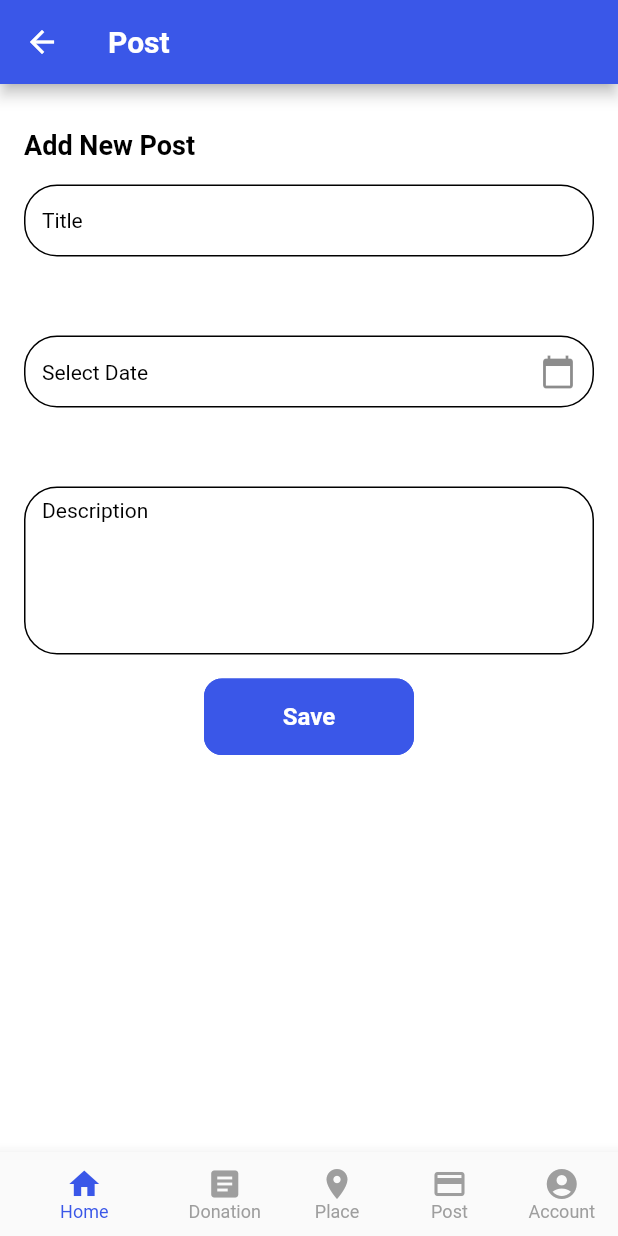
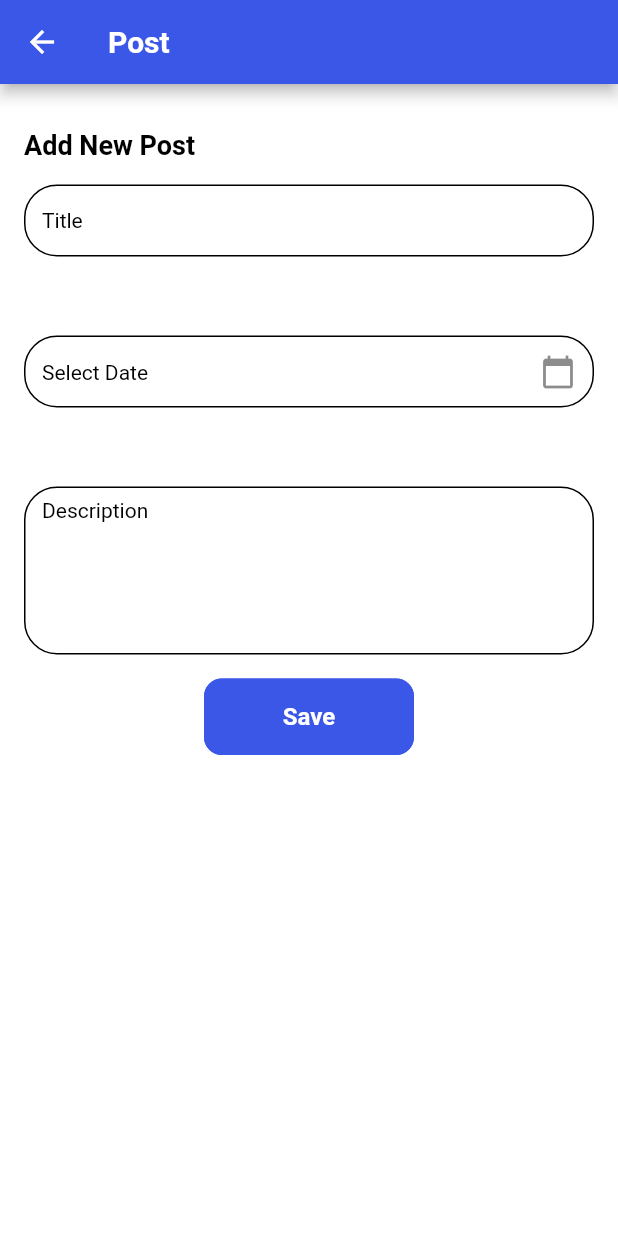
Before and after one commit to NawanjuHiru/UEE---NoHunger_MobileApplication, a Flutter app: the PostList screen opened directly, after a tap on the "app registration" icon, on a phone screen of 412 x 824 dp. Run offline on Flutter 3.47's test engine with Material 2 defaults, Android fonts, the phone set to English and light mode, and no system bars; our stand-ins replace cloud_firestore, firebase_auth, firebase_core, flutter_rating_bar; missing offline and left inert: cloud_firestore_web, firebase_auth_web, firebase_core_web; accounts and stored records are empty.

Commit message:
frontend changes

```diff
--- a/no_hunger/lib/main.dart
+++ b/no_hunger/lib/main.dart
@@ -21,7 +21,8 @@ class _MyAppState extends State<MyApp> {
     return MaterialApp(
       debugShowCheckedModeBanner: false,
       theme: ThemeData(
-        primaryColor: Colors.blue[900],
+        primaryColor: Color(0xff3a57e8),
+
       ),
       home: SplashScreen(),
     );
--- a/no_hunger/lib/screens/main/splash.dart
+++ b/no_hunger/lib/screens/main/splash.dart
@@ -1,6 +1,7 @@
 ///File download from FlutterViz- Drag and drop a tools. For more details visit https://flutterviz.io/
 
 import 'package:flutter/material.dart';
+import 'package:no_hunger/screens/dashboard/dashboard.dart';
 import 'package:no_hunger/screens/main/home.dart';
 import 'package:no_hunger/screens/main/login.dart';
 
--- a/no_hunger/lib/screens/placeManagement/addPlace.dart
+++ b/no_hunger/lib/screens/placeManagement/addPlace.dart
@@ -57,10 +57,12 @@ class _AddPlace extends State<AddPlace> {
       padding: EdgeInsets.fromLTRB(0, 16, 0, 0),
       height: MediaQuery.of(context).size.width / 3,
       child: Center(
+
           child: TextField(
         controller: _date,
         //editing controller of this TextField
         decoration: InputDecoration(
+          suffixIcon: Icon(Icons.calendar_today),
           disabledBorder: OutlineInputBorder(
             borderRadius: BorderRadius.circular(22.0),
             borderSide: BorderSide(color: Color(0xff000000), width: 1),
@@ -86,7 +88,7 @@ class _AddPlace extends State<AddPlace> {
           fillColor: Color(0xffffffff),
           isDense: false,
           contentPadding: EdgeInsets.symmetric(vertical: 8, horizontal: 12),
-          icon: Icon(Icons.calendar_today), //icon of text field),
+          //icon of text field),
         ),
 
         readOnly: true,
--- a/no_hunger/lib/screens/postManagement/addPost.dart
+++ b/no_hunger/lib/screens/postManagement/addPost.dart
@@ -1,9 +1,15 @@
 import 'package:flutter/material.dart';
+import 'package:no_hunger/screens/placeManagement/listplace.dart';
 import 'package:no_hunger/screens/postManagement/postListNew.dart';
 import '../../widgets/FlutterVizBottomNavigationBarModel.dart';
 import 'package:firebase_core/firebase_core.dart';
 import '../../services/postManagement/postService.dart';
 import 'package:intl/intl.dart';
+import 'package:no_hunger/screens/nav%20bar/nav.dart';
+
+import '../dashboard/dashboard.dart';
+
+
 
 class AddPostScreen extends StatefulWidget {
 
@@ -29,15 +35,7 @@ class _AddPostScreen extends State<AddPostScreen> {
 
   final GlobalKey<FormState> _formKey = GlobalKey<FormState>();
 
-  List<FlutterVizBottomNavigationBarModel> flutterVizBottomNavigationBarItems =
-  [
-    FlutterVizBottomNavigationBarModel(icon: Icons.home, label: "Home" ),
-    FlutterVizBottomNavigationBarModel(icon: Icons.article, label: "Donation"),
-    FlutterVizBottomNavigationBarModel(icon: Icons.location_on, label: "Place"),
-    FlutterVizBottomNavigationBarModel(icon: Icons.credit_card, label: "Post"),
-    FlutterVizBottomNavigationBarModel(
-        icon: Icons.account_circle, label: "Account")
-  ];
+
 
 
   @override
@@ -75,26 +73,7 @@ class _AddPostScreen extends State<AddPostScreen> {
           },
         ),
       ),
-      bottomNavigationBar: BottomNavigationBar(
-        items: flutterVizBottomNavigationBarItems
-            .map((FlutterVizBottomNavigationBarModel item) {
-          return BottomNavigationBarItem(
-            icon: Icon(item.icon),
-            label: item.label,
-          );
-        }).toList(),
-        backgroundColor: Color(0xffffffff),
-        currentIndex: 0,
-        elevation: 8,
-        iconSize: 24,
-        selectedItemColor: Color(0xff3a57e8),
-        unselectedItemColor: Color(0xff9e9e9e),
-        selectedFontSize: 12,
-        unselectedFontSize: 12,
-        showSelectedLabels: true,
-        showUnselectedLabels: true,
-        onTap: (value) {},
-      ),
+
       body: Padding(
         padding: EdgeInsets.fromLTRB(16, 30, 16, 16),
         child: SingleChildScrollView(
--- a/no_hunger/lib/screens/postManagement/postListNew.dart
+++ b/no_hunger/lib/screens/postManagement/postListNew.dart
@@ -70,7 +70,7 @@ class _PostList extends State<PostList> {
               child: ListView(
                 children: snapshot.data!.docs.map((p) {
                   return Card(
-                    color: Color(0xFFE1F5FE),  //0xFFB3E5FC //0xFF90CAF9
+                    color: Color(0xFFE1F5FE),  //0xFFB3E5FC //0xFF90CAF9 //0xFFE1F5FE
                       child: Column(children: [
                     ListTile(
                       title: Text(p["title"],
```
